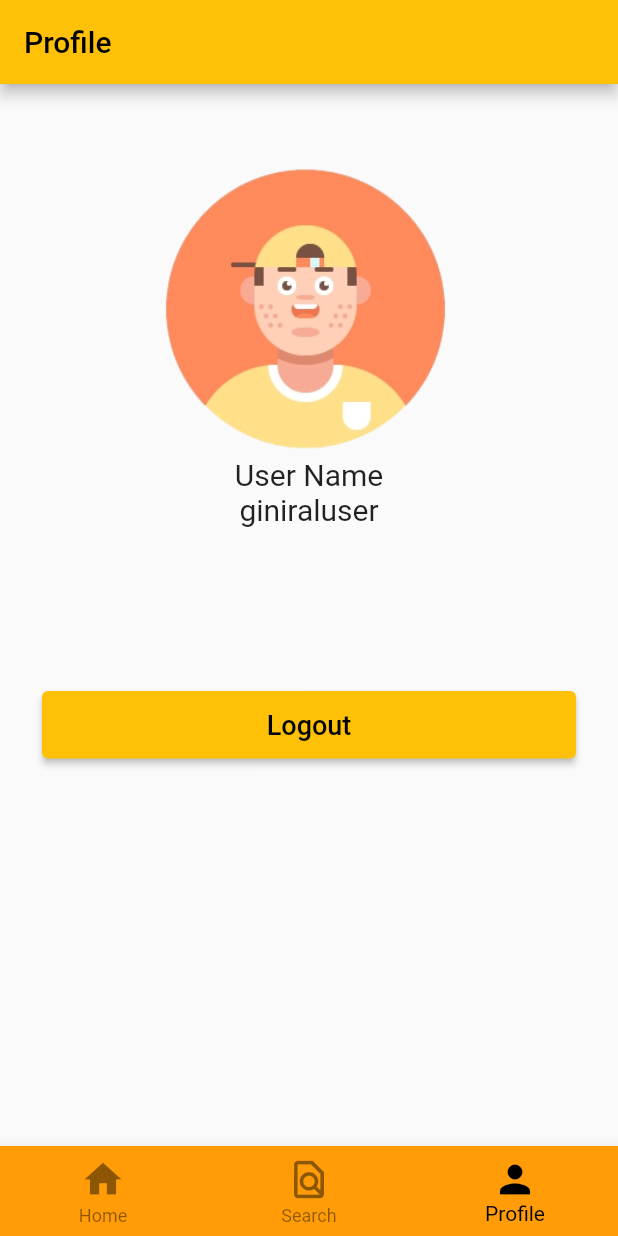
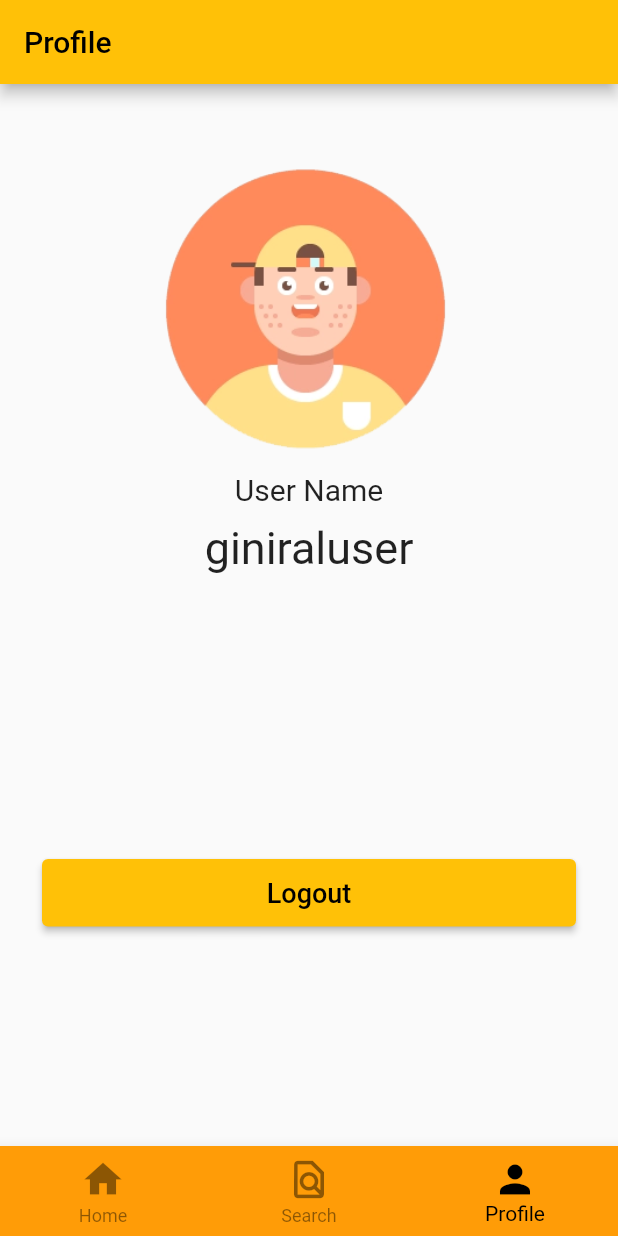
Before and after one commit to hooshyar/KurdTour, a Flutter app: the screen it shows after launch, item 3 of the bottom bar chosen, on a phone screen of 412 x 824 dp. Run offline on Flutter 3.47's test engine with Material 2 defaults, Android fonts, the phone set to English and light mode, and no system bars; our stand-ins replace cloud_firestore, firebase_auth, firebase_core, flutter_rating_bar, google_maps_flutter; missing offline and left inert: dart:ffi; accounts and stored records are empty.

```diff
--- a/lib/main.dart
+++ b/lib/main.dart
@@ -1,6 +1,8 @@
 import 'package:KurdTour/appview.dart';
+import 'package:KurdTour/provider/provider.dart';
 import 'package:flutter/material.dart';
 import 'package:firebase_core/firebase_core.dart';
+import 'package:provider/provider.dart';
 
 void main() async {
   WidgetsFlutterBinding.ensureInitialized();
--- a/lib/profilescreen/profilescreen.dart
+++ b/lib/profilescreen/profilescreen.dart
@@ -31,17 +31,23 @@ class _ProfileScreenState extends State<ProfileScreen> {
                     'assets/images/avatar.png',
                     width: 200,
                   ),
-                  const Text(
-                    "User Name",
-                    style: TextStyle(fontSize: 20),
+                  Container(
+                    margin: EdgeInsets.only(top: 10),
+                    child: const Text(
+                      "User Name",
+                      style: TextStyle(fontSize: 20),
+                    ),
                   ),
-                  Text(
-                    'giniraluser',
-                    style: TextStyle(fontSize: 20),
+                  Container(
+                    margin: EdgeInsets.only(top: 10),
+                    child: Text(
+                      'giniraluser',
+                      style: TextStyle(fontSize: 30),
+                    ),
                   ),
                   Container(
                     padding: const EdgeInsets.all(8.0),
-                    margin: EdgeInsets.only(left: 20, right: 20, top: 100),
+                    margin: EdgeInsets.only(left: 20, right: 20, top: 180),
                     child: ElevatedButton(
                       style: ElevatedButton.styleFrom(
                         primary: Colors.amber[500],
```
Also changed, not shown: lib/provider/provider.dart (added, +12 -0 lines), lib/registar/login.dart (+9 -1 lines), lib/search_screen/serchvew.dart (+54 -0 lines).
